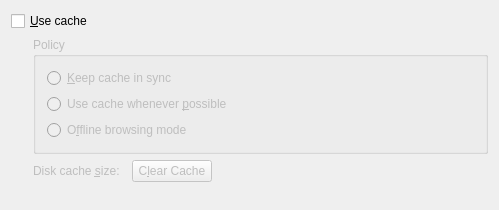
KDE/konqueror, file konqueror/settings/kio/cache.ui: the form before one commit.
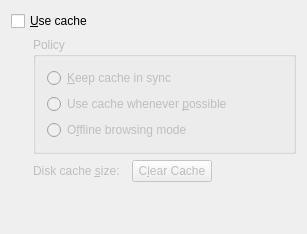
The form after the commit. Custom widgets are drawn as their Qt base class.

Commit message: Fix spacers. Avoid dialog growing.

What changed in the file:
```diff
--- a/konqueror/settings/kio/cache.ui
+++ b/konqueror/settings/kio/cache.ui
@@ -5,8 +5,8 @@
    <rect>
     <x>0</x>
     <y>0</y>
-    <width>498</width>
-    <height>210</height>
+    <width>307</width>
+    <height>234</height>
    </rect>
   </property>
   <layout class="QGridLayout" >
@@ -114,11 +114,11 @@
       <enum>Qt::Horizontal</enum>
      </property>
      <property name="sizeType" >
-      <enum>QSizePolicy::MinimumExpanding</enum>
+      <enum>QSizePolicy::Expanding</enum>
      </property>
      <property name="sizeHint" >
       <size>
-       <width>127</width>
+       <width>0</width>
        <height>20</height>
       </size>
      </property>
@@ -130,11 +130,11 @@
       <enum>Qt::Vertical</enum>
      </property>
      <property name="sizeType" >
-      <enum>QSizePolicy::MinimumExpanding</enum>
+      <enum>QSizePolicy::Expanding</enum>
      </property>
      <property name="sizeHint" >
       <size>
-       <width>477</width>
+       <width>20</width>
        <height>16</height>
       </size>
      </property>
```
Left out of the diff: 2 changed lines with no effect on the pictures.
